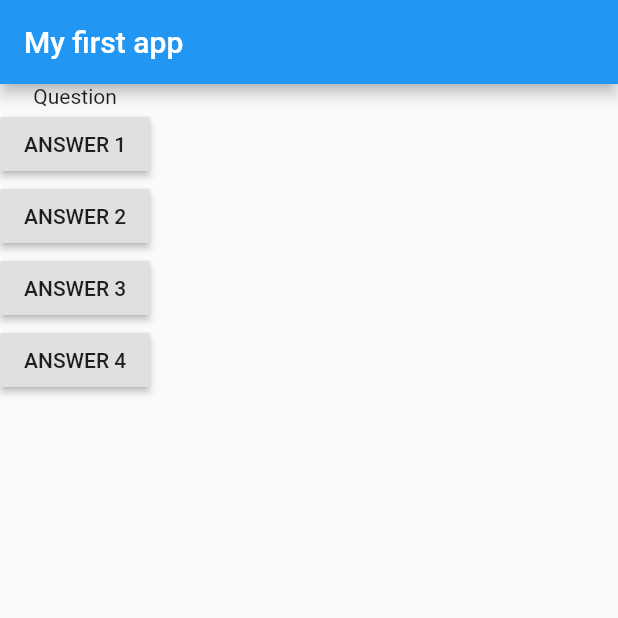
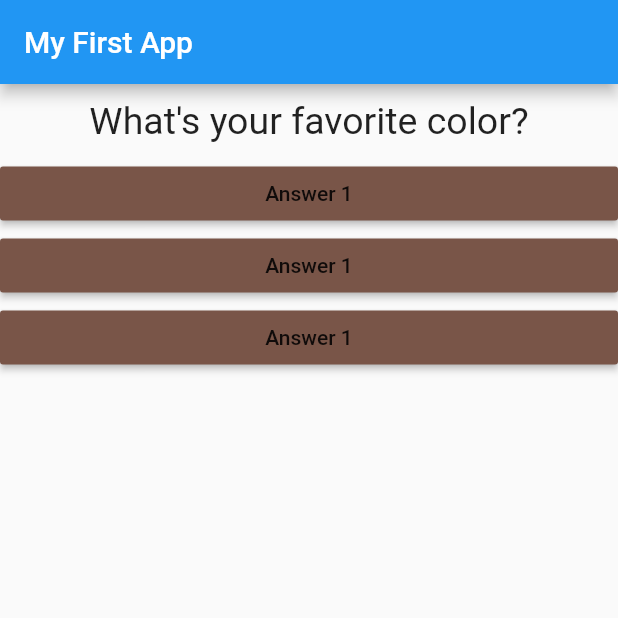
Before and after one commit to KavisaraSrisuwatcharee/udemy-flutter, a Flutter app: the screen it shows after launch, on a phone screen of 412 x 824 dp, the top half of it. Run offline on Flutter 3.47's test engine with Material 2 defaults, Android fonts, the phone set to English and light mode, and no system bars.

Commit message:
[ADD] file and callback func

```diff
--- /dev/null
+++ b/lib/answer.dart
@@ -0,0 +1,18 @@
+import 'package:flutter/material.dart';
+
+class Answer extends StatelessWidget {
+  final Function selectHandler;
+  Answer(this.selectHandler);
+  @override
+  Widget build(BuildContext context) {
+    return Container(
+      width: double.infinity,
+      child: RaisedButton(
+        color: Colors.brown,
+        child: Text('Answer 1'),
+        onPressed: selectHandler,
+      ),
+    );
+  }
+}
+//video 44
--- a/lib/main.dart
+++ b/lib/main.dart
@@ -1,34 +1,52 @@
 import 'package:flutter/material.dart';
+import './answer.dart';
+import './question.dart';
+// void main() {
+//   runApp(MyApp());
+// }
 
 void main() => runApp(MyApp());
 
-class MyApp extends StatelessWidget {
-  void answerQuestion() {
-    print('Answer chosen!');
+class MyApp extends StatefulWidget {
+  @override
+  State<StatefulWidget> createState() {
+    // TODO: implement createState
+    return MyAppState();
+  }
+}
+
+class MyAppState extends State<MyApp> {
+  var questionIndex = 0;
+
+  void _answerQuestion() {
+    setState(() {
+      questionIndex = questionIndex + 1;
+    });
+    print(questionIndex);
   }
 
   @override
   Widget build(BuildContext context) {
+    var questions = [
+      'What\'s your favorite color?',
+      'What\'s your favorite animal?',
+    ];
     return MaterialApp(
       home: Scaffold(
         appBar: AppBar(
-        title: Text('My first app'),
+          title: Text('My First App'),
         ),
         body: Column(
           children: [
-          Text('Question'),
-          RaisedButton(child: Text('ANSWER 1'), onPressed: answerQuestion),
-          RaisedButton(
-              child: Text('ANSWER 2'),
-              onPressed: () => print('Answer chosen 2 !')),
-          RaisedButton(
-              child: Text('ANSWER 3'),
-              onPressed: () {
-                print('Answer chosen 3 !');
-              }),
-          RaisedButton(child: Text('ANSWER 4'), onPressed: answerQuestion)
+            Questions(
+              questions[questionIndex],
+            ),
+            Answer(_answerQuestion),
+            Answer(_answerQuestion),
+            Answer(_answerQuestion),
           ],
         ),
-    ));
+      ),
+    );
   }
 }
--- /dev/null
+++ b/lib/question.dart
@@ -0,0 +1,19 @@
+import 'package:flutter/material.dart';
+
+class Questions extends StatelessWidget {
+  final String questionText;
+  Questions(this.questionText);
+
+  @override
+  Widget build(BuildContext context) {
+    return Container(
+      width: double.infinity,
+      margin: EdgeInsets.all(10),
+      child: Text(
+        questionText,
+        style: TextStyle(fontSize: 25),
+        textAlign: TextAlign.center,
+      ),
+    );
+  }
+}
```
Lines whose indentation alone changed are shown as unchanged.
